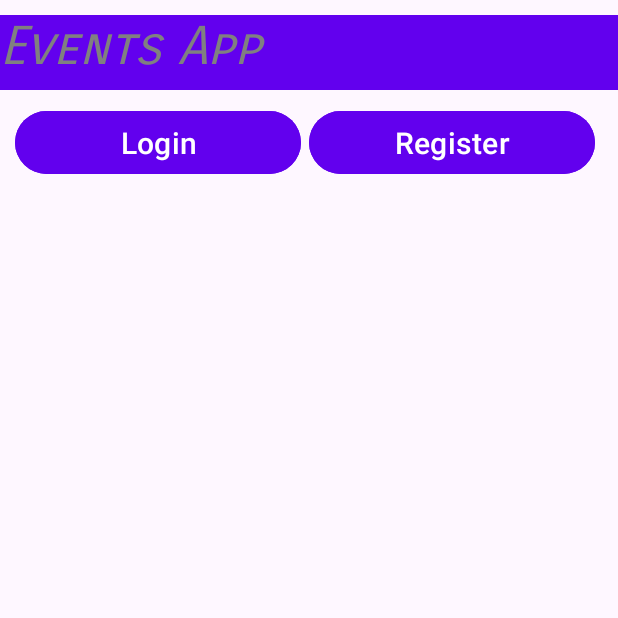
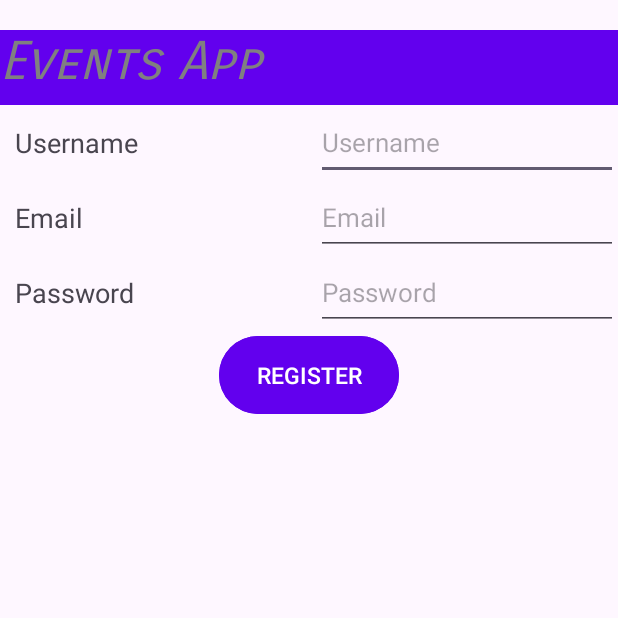
Before and after one commit to marijase/EventApp, an Android app: the screen it shows after launch (MainActivity before the commit, RegisterActivity after it), after a tap on "Register", on a phone screen of 412 x 824 dp, the top half of it. Run offline under Robolectric (Android 15) with nearby library versions, the phone set to English and light mode, and no system bars.

Commit message:
Commit 1.2 (+Events Activity UI)

```diff
--- a/app/src/main/java/marija/sekulic/eventsapp/MainActivity.java
+++ b/app/src/main/java/marija/sekulic/eventsapp/MainActivity.java
@@ -10,7 +10,7 @@ import androidx.appcompat.app.AppCompatActivity;
 import androidx.core.graphics.Insets;
 import androidx.core.view.ViewCompat;
 import androidx.core.view.WindowInsetsCompat;
-import androidx.lifecycle.ViewTreeViewModelKt;
+// import androidx.lifecycle.ViewTreeViewModelKt;
 
 
 public class MainActivity extends AppCompatActivity implements View.OnClickListener {
@@ -24,7 +24,7 @@ public class MainActivity extends AppCompatActivity implements View.OnClickListe
 
         // setContentView() → prikazuje taj UI na ekranu
         // R.layout.activity_main je XML fajl
-        // Bez ovoga ekran bi bio prazan
+        // => dakle povezuje XML layout sa ovim
         setContentView(R.layout.activity_main);
 
         //služi za “moderni full-screen layout”,
@@ -52,7 +52,10 @@ public class MainActivity extends AppCompatActivity implements View.OnClickListe
         }
         else if (viju.getId() == R.id.id_btn_register){
             // kliknut Register
+            Intent open_register = new Intent(MainActivity.this, RegisterActivity.class);
+            startActivity(open_register);
         }
     }
 
+
 }
--- a/app/src/main/java/marija/sekulic/eventsapp/RegisterActivity.java
+++ b/app/src/main/java/marija/sekulic/eventsapp/RegisterActivity.java
@@ -1,6 +1,10 @@
 package marija.sekulic.eventsapp;
 
+import android.content.Intent;
 import android.os.Bundle;
+import android.view.View;
+import android.widget.Button;
+import android.widget.EditText;
 
 import androidx.activity.EdgeToEdge;
 import androidx.appcompat.app.AppCompatActivity;
@@ -9,12 +13,41 @@ import androidx.core.view.ViewCompat;
 import androidx.core.view.WindowInsetsCompat;
 
 public class RegisterActivity extends AppCompatActivity {
-
+    EditText rgs_username;
+    EditText rgs_email;
+    EditText rgs_password;
+    Button rgs_btn;
+    Bundle rgs_bundle;
     @Override
     protected void onCreate(Bundle savedInstanceState) {
         super.onCreate(savedInstanceState);
         // EdgeToEdge.enable(this);
         setContentView(R.layout.activity_register);
 
+        rgs_username = findViewById(R.id.id_rgs_username);
+        rgs_email = findViewById(R.id.id_rgs_email);
+        rgs_password = findViewById(R.id.id_rgs_password);
+        rgs_btn = findViewById(R.id.id_rgs_btn);
+
+        rgs_btn.setOnClickListener(new View.OnClickListener() {
+            @Override
+            public void onClick(View v) {
+                // uzimanje vrednosti tek na klik dugmeta ovde u click metodi
+                String username = rgs_username.getText().toString();
+                String email = rgs_email.getText().toString();
+                String password = rgs_password.getText().toString();
+
+                rgs_bundle = new Bundle();
+                rgs_bundle.putString("username_kljuc", username);
+                rgs_bundle.putString("email_kljuc", email);
+                rgs_bundle.putString("password_kljuc", password);
+
+                Intent open_events = new Intent(RegisterActivity.this, EventsActivity.class);
+                open_events.putExtras(rgs_bundle); // mora ovaj redosled prvo put pa onda START
+                startActivity(open_events);
+
+            }
+        });
+
     }
 }
--- a/app/src/main/res/layout/activity_main.xml
+++ b/app/src/main/res/layout/activity_main.xml
@@ -8,18 +8,8 @@
     android:orientation="vertical"
     tools:context=".MainActivity"
     >
-
-<!-- constraint:
-    gornja ivica da ide na gornju ivicu roditelja
-    leva -||-
-    desna -||-  -->
-
     <!-- Events App -->
-    <LinearLayout
-        android:layout_height="wrap_content"
-        android:layout_width="match_parent">
-        <include layout="@layout/header"></include>
-    </LinearLayout>
+    <include layout="@layout/header"></include>
 
 
     <!-- Prvi red -->
--- a/app/src/main/res/layout/activity_register.xml
+++ b/app/src/main/res/layout/activity_register.xml
@@ -60,6 +60,7 @@
             android:layout_weight="1"
             android:hint="@string/rgs_email"
             android:textSize="17sp"
+            android:inputType="textEmailAddress"
             >
         </EditText>
     </LinearLayout>
@@ -87,11 +88,13 @@
             android:layout_weight="1"
             android:hint="@string/rgs_password"
             android:textSize="17sp"
+            android:inputType="textPassword"
             >
         </EditText>
     </LinearLayout>
 
     <Button
+        android:id="@+id/id_rgs_btn"
         android:layout_width="120dp"
         android:layout_height="60dp"
         android:backgroundTint="@color/ljubicasta_tamnija"
--- a/app/src/main/res/layout/header.xml
+++ b/app/src/main/res/layout/header.xml
@@ -7,7 +7,7 @@
     android:layout_height="50dp"
     android:background="@color/ljubicasta_tamnija"
     android:orientation="horizontal"
-    android:layout_marginTop="10dp"
+    android:layout_marginTop="20dp"
     >
     <TextView
         android:layout_height="match_parent"
--- a/gradle.properties
+++ b/gradle.properties
@@ -6,6 +6,7 @@
 # http://www.gradle.org/docs/current/userguide/build_environment.html
 # Specifies the JVM arguments used for the daemon process.
 # The setting is particularly useful for tweaking memory settings.
+org.gradle.configuration-cache=true
 org.gradle.jvmargs=-Xmx2048m -Dfile.encoding=UTF-8
 # When configured, Gradle will run in incubating parallel mode.
 # This option should only be used with decoupled projects. For more details, visit
```
Also changed, not shown: app/src/main/AndroidManifest.xml (+6 -1 lines), app/src/main/java/marija/sekulic/eventsapp/EventsActivity.java (added, +20 -0 lines), app/src/main/java/marija/sekulic/eventsapp/LoginActivity.java (+49 -0 lines), app/src/main/res/layout/activity_events.xml (added, +85 -0 lines), app/src/main/res/layout/activity_login.xml (+13 -4 lines), app/src/main/res/values/strings.xml (+9 -0 lines).
